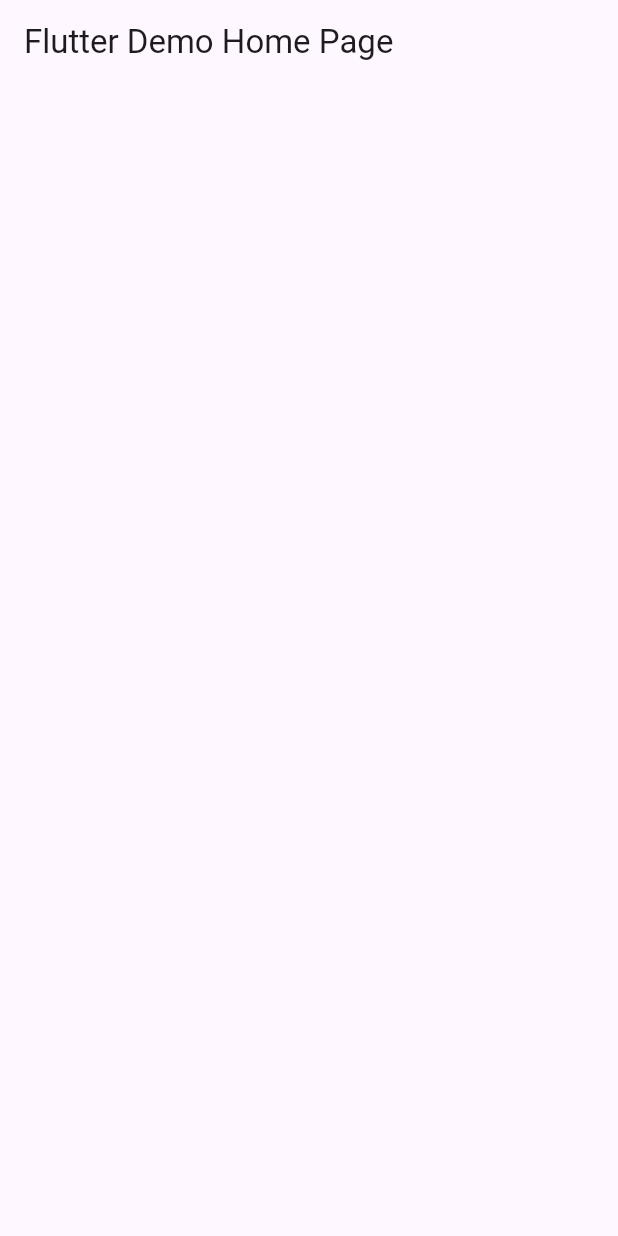
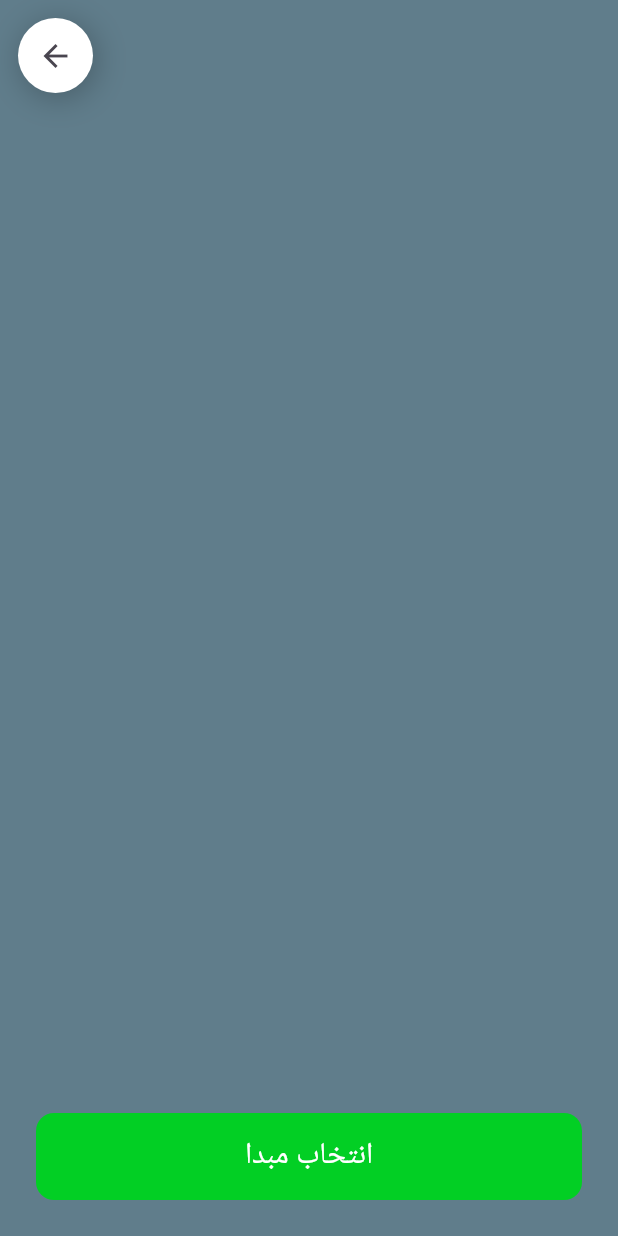
Before and after one commit to AABOLFAZLSOHRABI/uber, a Flutter app: the screen it shows after launch, on a phone screen of 412 x 824 dp. Run offline on Flutter 3.47's test engine with Material 3 defaults, Android fonts, the phone set to English and light mode, and no system bars; our stand-ins replace google_fonts; Roboto replaces fonts that are missing (Vazirmatn).

Commit message:
Add map screen with state management

```diff
--- /dev/null
+++ b/lib/constant/dimens.dart
@@ -0,0 +1,6 @@
+class Dimens {
+  Dimens._();
+  static const double small = 8;
+  static const double medium = 12;
+  static const double large = 24;
+}
--- /dev/null
+++ b/lib/constant/text_styles.dart
@@ -0,0 +1,8 @@
+import 'package:google_fonts/google_fonts.dart';
+import 'package:flutter/material.dart';
+
+class MyTextStyles {
+  MyTextStyles._();
+
+  static TextStyle button = GoogleFonts.vazirmatn(fontSize: 20);
+}
--- a/lib/main.dart
+++ b/lib/main.dart
@@ -1,4 +1,6 @@
 import 'package:flutter/material.dart';
+import 'package:uber/constant/dimens.dart';
+import 'package:uber/screen/map_screen.dart';
 
 void main() {
   runApp(const MyApp());
@@ -11,11 +13,27 @@ class MyApp extends StatelessWidget {
   @override
   Widget build(BuildContext context) {
     return MaterialApp(
-      title: 'Flutter Demo',
-      theme: ThemeData(
-        colorScheme: ColorScheme.fromSeed(seedColor: Colors.deepPurple),
-      ),
-      home: AppBar(title: Text('Flutter Demo Home Page')),
+      debugShowCheckedModeBanner: false,
+      home: MapScreen(),
+        theme: ThemeData(
+          elevatedButtonTheme: ElevatedButtonThemeData(
+            style: ElevatedButton.styleFrom(
+              fixedSize: Size(double.infinity, 58),
+              shape: RoundedRectangleBorder(
+                borderRadius: BorderRadius.circular(Dimens.medium),
+              ),
+              elevation: 0,
+              foregroundColor: Colors.white,
+            ).copyWith(
+              backgroundColor: WidgetStateProperty.resolveWith<Color>((states) {
+                if (states.contains(WidgetState.pressed)) {
+                  return Color.fromARGB(255, 150, 238, 96);
+                }
+                return Color.fromARGB(255, 2, 207, 36);
+              }),
+            ),
+          ),
+        ),
     );
   }
 }
--- /dev/null
+++ b/lib/screen/map_screen.dart
@@ -0,0 +1,118 @@
+import 'package:flutter/material.dart';
+import 'package:uber/constant/dimens.dart';
+import 'package:uber/constant/text_styles.dart';
+import '../widget/back_button.dart';
+
+class CurrentWidgetState {
+  CurrentWidgetState._();
+
+  static const stateSelectOrigin = 0;
+  static const stateSelectDestination = 1;
+  static const stateRequestDriver = 2;
+}
+
+class MapScreen extends StatefulWidget {
+  const MapScreen({super.key});
+
+  @override
+  State<MapScreen> createState() => _MapScreenState();
+}
+
+class _MapScreenState extends State<MapScreen> {
+  List currentWidgetList = [CurrentWidgetState.stateSelectOrigin];
+
+  @override
+  Widget build(BuildContext context) {
+    return SafeArea(
+      child: Scaffold(
+        body: Stack(
+          children: [
+            /// osm map
+            Container(color: Colors.blueGrey),
+
+            /// current Widget
+            currentWidget(),
+
+            BackButtonWidget(
+              onPressed: () {
+                if (currentWidgetList.length > 1) {
+                  setState(() {
+                    currentWidgetList.removeLast();
+                  });
+                }
+              },
+            ),
+          ],
+        ),
+      ),
+    );
+  }
+  Widget currentWidget() {
+    Widget widget = origin();
+    switch (currentWidgetList.last) {
+      case CurrentWidgetState.stateSelectOrigin:
+        widget = origin();
+        break;
+      case CurrentWidgetState.stateSelectDestination:
+        widget = dest();
+        break;
+      case CurrentWidgetState.stateRequestDriver:
+        widget = reqDriver();
+        break;
+    }
+    return widget;
+  }
+
+  Positioned origin(){
+    return Positioned(
+      bottom: 0,
+      left: 0,
+      right: 0,
+      child: Padding(
+        padding: const EdgeInsets.all(Dimens.large),
+        child: ElevatedButton(
+          onPressed: () {
+            setState(() {
+              currentWidgetList.add(CurrentWidgetState.stateSelectDestination);
+            });
+          },
+          child: Text("انتخاب مبدا", style: MyTextStyles.button),
+        ),
+      ),
+    );
+  }
+  Positioned dest(){
+    return Positioned(
+      bottom: 0,
+      left: 0,
+      right: 0,
+      child: Padding(
+        padding: const EdgeInsets.all(Dimens.large),
+        child: ElevatedButton(
+          onPressed: () {
+            setState(() {
+              currentWidgetList.add(CurrentWidgetState.stateRequestDriver);
+            });
+          },
+          child: Text("انتخاب مقصد", style: MyTextStyles.button),
+        ),
+      ),
+    );
+  }
+  Positioned reqDriver(){
+    return Positioned(
+      bottom: 0,
+      left: 0,
+      right: 0,
+      child: Padding(
+        padding: const EdgeInsets.all(Dimens.large),
+        child: ElevatedButton(
+          onPressed: () {
+          },
+          child: Text("درخواست راننده", style: MyTextStyles.button),
+        ),
+      ),
+    );
+  }
+
+}
--- /dev/null
+++ b/lib/widget/back_button.dart
@@ -0,0 +1,29 @@
+import 'package:flutter/material.dart';
+import '../constant/dimens.dart';
+
+class BackButtonWidget extends StatelessWidget {
+  final Function onPressed;
+  const BackButtonWidget({super.key, required this.onPressed});
+
+  @override
+  Widget build(BuildContext context) {
+    return Positioned(
+      top: Dimens.medium,
+      left: Dimens.medium,
+      child: Container(
+        width: 50,
+        height: 50,
+        decoration: BoxDecoration(
+          color: Colors.white,
+          shape: BoxShape.circle,
+          boxShadow: [BoxShadow(
+              color: Colors.black26,
+              offset: Offset(2, 3),
+              blurRadius: 18
+          )],
+        ),
+        child: IconButton(onPressed: () => onPressed(), icon: Icon(Icons.arrow_back)),
+      ),
+    );
+  }
+}
--- a/pubspec.yaml
+++ b/pubspec.yaml
@@ -64,9 +64,8 @@ flutter:
   uses-material-design: true
 
   # To add assets to your application, add an assets section, like this:
-  # assets:
-  #   - images/a_dot_burr.jpeg
-  #   - images/a_dot_ham.jpeg
+  assets:
+    - assets/
 
   # An image asset can refer to one or more resolution-specific "variants", see
   # https://flutter.dev/to/resolution-aware-images
```
